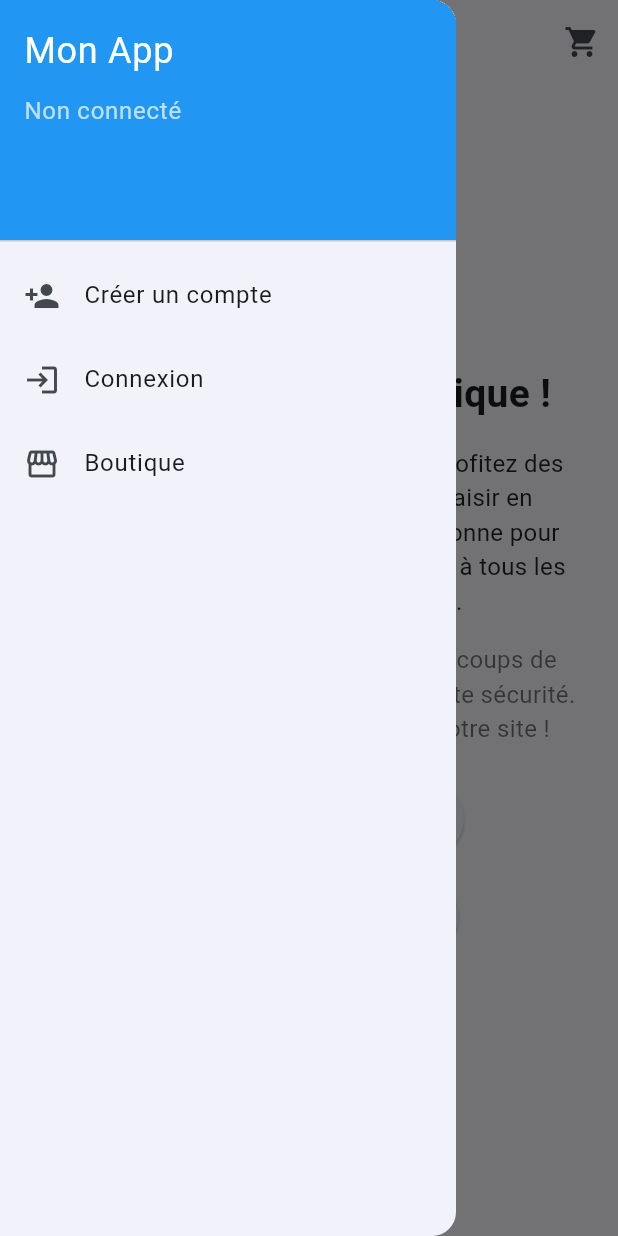
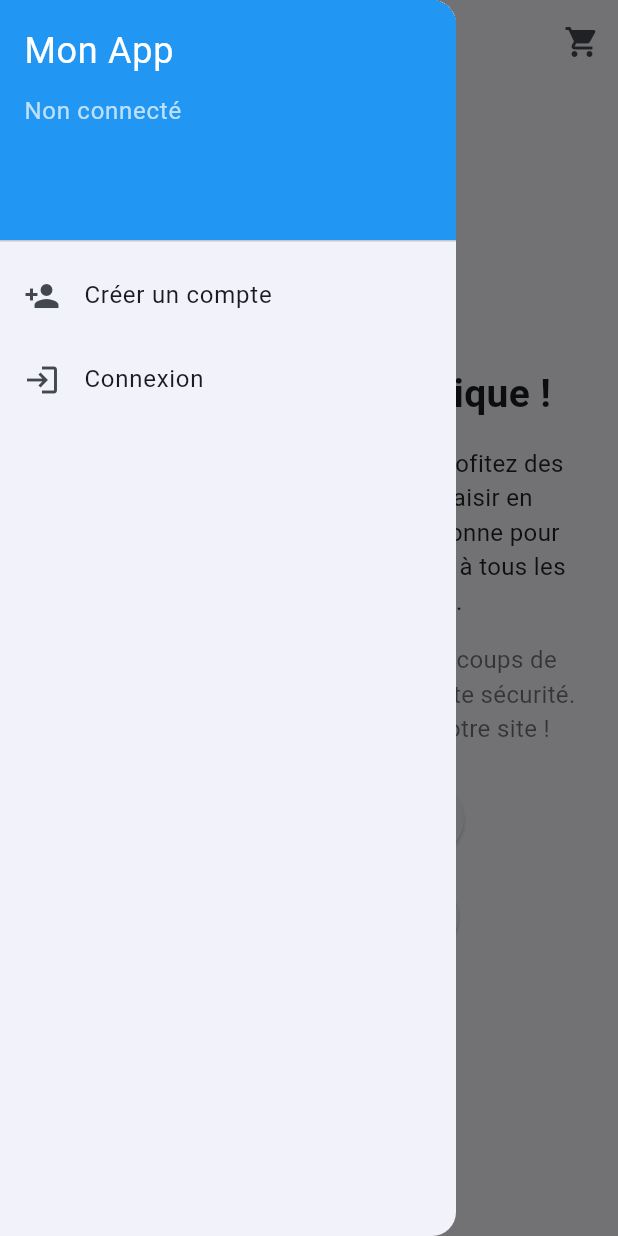
Before and after one commit to SarahOtmane/e_commerce_flutter, a Flutter app: the screen it shows after launch, in the side drawer, after a tap on "Voir le catalogue", on a phone screen of 412 x 824 dp. Run offline on Flutter 3.47's test engine with Material 3 defaults, Android fonts, the phone set to English and light mode, and no system bars; our stand-ins replace firebase_auth, firebase_core, flutter_dotenv, shared_preferences; missing offline and left inert: flutter_stripe; accounts and stored records are empty; network calls fail; statements that could not run were skipped.

Commit message:
Supprime les impressions de clés API pour le débogage et retire l'élément 'Boutique' du menu latéral

```diff
--- a/lib/main.dart
+++ b/lib/main.dart
@@ -23,15 +23,6 @@ Future<void> main() async {
   // Charger dotenv uniquement sur mobile
   if (!kIsWeb) {
     await dotenv.load(fileName: ".env");
-  }
-
-  // Vérification des clés pour debug
-  if (kIsWeb) {
-    print('Firebase API Key Web: ${EnvironmentConfig.firebaseApiKeyWeb}');
-    print('Stripe Publishable Key: ${EnvironmentConfig.stripePublishableKey}');
-  } else {
-    print('Firebase API Key Mobile: ${dotenv.env['FIREBASE_API_KEY']}');
-    print('Stripe Publishable Key Mobile: ${dotenv.env['publishableKey']}');
   }
 
   // Charger les produits depuis le backend
--- a/lib/widgets/app_drawer.dart
+++ b/lib/widgets/app_drawer.dart
@@ -94,11 +94,6 @@ class AppDrawer extends StatelessWidget {
                   title: const Text('Connexion'),
                   onTap: () => _go(context, '/login'),
                 ),
-                ListTile(
-                  leading: const Icon(Icons.storefront),
-                  title: const Text('Boutique'),
-                  onTap: () => _go(context, '/catalog'),
-                ),
               ],
             ],
           ),
```
